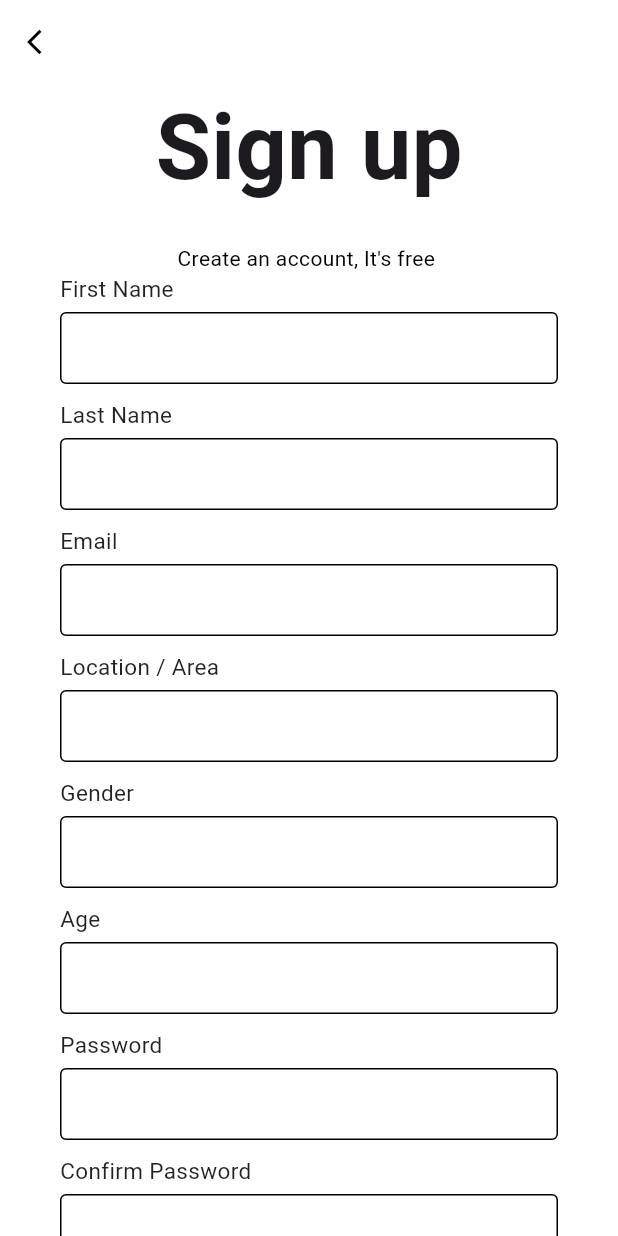
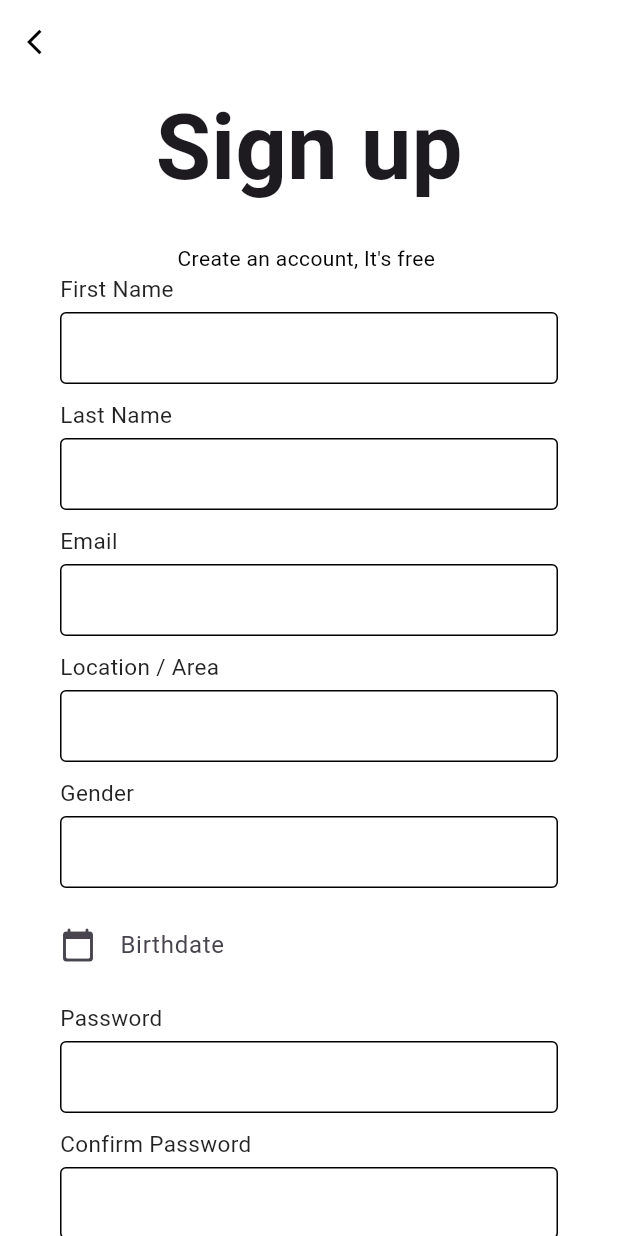
Before and after one commit to HalcyonAbsedion/BilMant2a, a Flutter app: the RegisterPage screen opened directly with empty values, on a phone screen of 412 x 824 dp. Run offline on Flutter 3.47's test engine with Material 3 defaults, Android fonts, the phone set to English and light mode, and no system bars; our stand-ins replace cloud_firestore, firebase_auth, firebase_core, firebase_storage, flutter_animate, flutter_image_compress and 4 more; accounts and stored records are empty; Roboto replaces fonts that are missing (Product Sans).

Commit message:
Birthdate

```diff
--- a/lib/pages/signup_page.dart
+++ b/lib/pages/signup_page.dart
@@ -3,6 +3,7 @@ import 'package:firebase_auth/firebase_auth.dart';
 import 'package:firebase_core/firebase_core.dart';
 import 'package:flutter/material.dart';
 import 'package:flutter/services.dart';
+import 'package:intl/intl.dart';
 
 class RegisterPage extends StatefulWidget {
   final Function()? onTap;
@@ -18,9 +19,10 @@ class _RegisterPageState extends State<RegisterPage> {
   final _confirmpasswordController = TextEditingController();
   final _firstNameController = TextEditingController();
   final _lastNameController = TextEditingController();
-  final _ageController = TextEditingController();
+
   final _locationController = TextEditingController();
   final _genderController = TextEditingController();
+  final _dateController = TextEditingController();
 
   @override
   void dispose() {
@@ -29,7 +31,7 @@ class _RegisterPageState extends State<RegisterPage> {
     _confirmpasswordController.dispose();
     _firstNameController.dispose();
     _lastNameController.dispose();
-    _ageController.dispose();
+
     _locationController.dispose();
     _genderController.dispose();
     super.dispose();
@@ -75,7 +77,6 @@ class _RegisterPageState extends State<RegisterPage> {
         'email': userCredential.user!.email,
         'first name': _firstNameController.text,
         'last name': _lastNameController.text,
-        'age': int.parse(_ageController.text),
         'location': _locationController.text,
         'gender': _genderController.text,
         'uid': userCredential.user!.uid,
@@ -142,7 +143,6 @@ class _RegisterPageState extends State<RegisterPage> {
               ),
               Column(
                 children: <Widget>[
-                  // inputFile(label: "Username"),
                   inputFile(
                       label: "First Name", controller: _firstNameController),
                   inputFile(
@@ -152,7 +152,33 @@ class _RegisterPageState extends State<RegisterPage> {
                       label: "Location / Area",
                       controller: _locationController),
                   inputFile(label: "Gender", controller: _genderController),
-                  inputFile(label: "Age", controller: _ageController),
+                  TextField(
+                    controller: _dateController,
+                    decoration: const InputDecoration(
+                      icon: Icon(Icons.calendar_today_rounded),
+                      labelText: "Birthdate",
+                      border: InputBorder.none,
+                    ),
+                    onTap: () async {
+                      DateTime? pickedate = await showDatePicker(
+                        context: context,
+                        initialDate: DateTime.now(),
+                        firstDate: DateTime(1905),
+                        lastDate: DateTime.now(),
+                      );
+
+                      if (pickedate != null) {
+                        setState(() {
+                          _dateController.text =
+                              DateFormat("dd-MM-yyyy").format(pickedate);
+                        });
+                      }
+                    },
+                    readOnly: true,
+                  ),
+                  const SizedBox(
+                    height: 10,
+                  ),
                   inputFile(
                       label: "Password",
                       controller: _passwordController,
@@ -215,10 +241,11 @@ class _RegisterPageState extends State<RegisterPage> {
   }
 }
 
-Widget inputFile(
-    {required String label,
-    bool obscureText = false,
-    required TextEditingController controller}) {
+Widget inputFile({
+  required String label,
+  bool obscureText = false,
+  required TextEditingController controller,
+}) {
   return Column(
     crossAxisAlignment: CrossAxisAlignment.start,
     children: <Widget>[
--- a/pubspec.yaml
+++ b/pubspec.yaml
@@ -47,6 +47,8 @@ dependencies:
   provider: ^5.0.0
   flutter_animate: ^4.5.0
   table_calendar: ^3.1.0
+  uuid: ^4.3.3
+  intl: ^0.19.0
 
 dev_dependencies:
   flutter_test:
```
Also changed, not shown: pubspec.lock.
